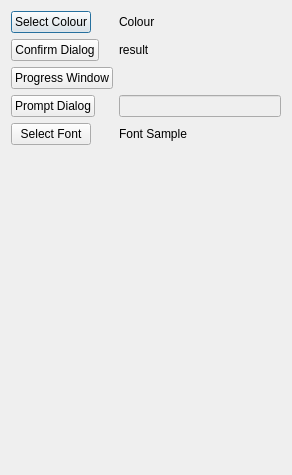
Before: the Qt Designer form PythonPlugins/QtUI/ui/form.ui in NCCA/MayaAPICode, drawn with Qt 5.
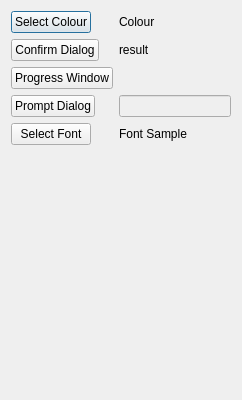
After: the same form once the commit is applied.

```diff
--- a/PythonPlugins/QtUI/ui/form.ui
+++ b/PythonPlugins/QtUI/ui/form.ui
@@ -6,14 +6,20 @@
    <rect>
     <x>0</x>
     <y>0</y>
-    <width>292</width>
-    <height>475</height>
+    <width>242</width>
+    <height>400</height>
    </rect>
   </property>
   <property name="windowTitle">
    <string>Dialog</string>
   </property>
   <layout class="QFormLayout" name="formLayout">
+   <property name="labelAlignment">
+    <set>Qt::AlignLeading|Qt::AlignLeft|Qt::AlignVCenter</set>
+   </property>
+   <property name="formAlignment">
+    <set>Qt::AlignLeading|Qt::AlignLeft|Qt::AlignTop</set>
+   </property>
    <item row="0" column="0">
     <widget class="QPushButton" name="show_colour">
      <property name="text">
```
